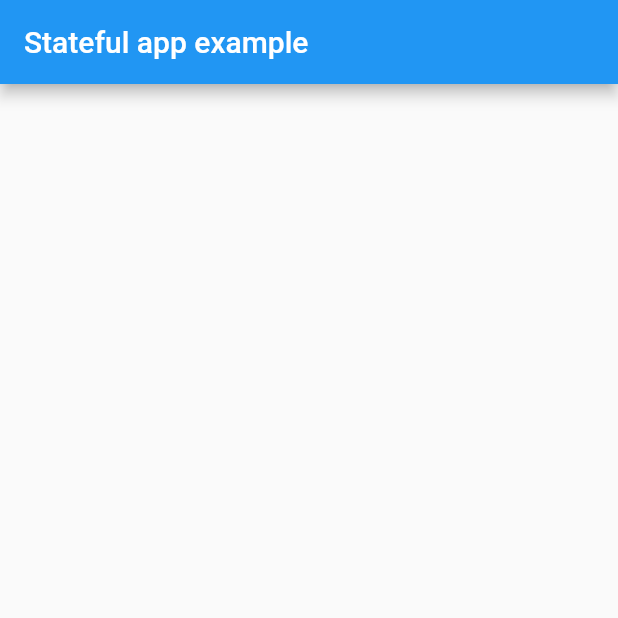
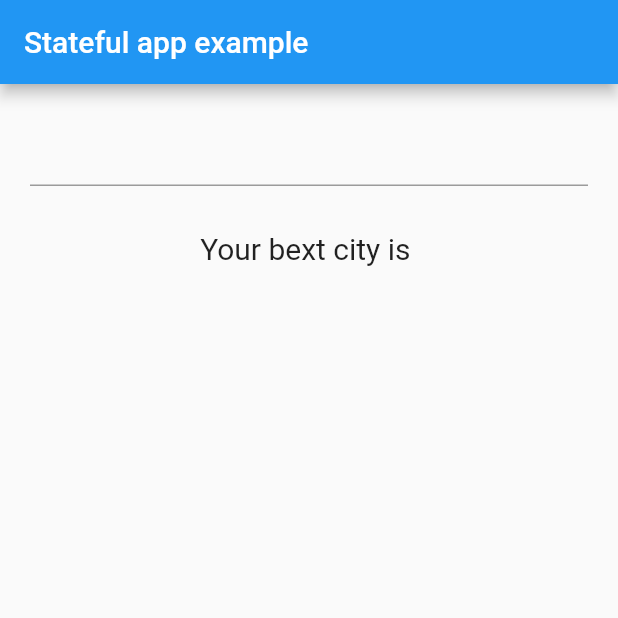
Before and after one commit to ahnayem-cse-sust/interest-calculator, a Flutter app: the screen it shows after launch, on a phone screen of 412 x 824 dp, the top half of it. Run offline on Flutter 3.47's test engine with Material 2 defaults, Android fonts, the phone set to English and light mode, and no system bars.

Commit message:
sateful widget

```diff
--- a/flutter_app/lib/main.dart
+++ b/flutter_app/lib/main.dart
@@ -1,13 +1,10 @@
 import 'package:flutter/material.dart';
 
 void main() {
-
-  runApp(
-    MaterialApp(
-      title: "Statefull App Example",
-      home: FavouriteCity(),
-    )
-  );
+  runApp(MaterialApp(
+    title: "Statefull App Example",
+    home: FavouriteCity(),
+  ));
 }
 
 class FavouriteCity extends StatefulWidget {
@@ -16,17 +13,40 @@ class FavouriteCity extends StatefulWidget {
     return _FavouriteCityState();
   }
 }
+
 class _FavouriteCityState extends State<FavouriteCity> {
-
   String nameCity = "";
 
   @override
   Widget build(BuildContext context) {
+
+    debugPrint("Favourite City Widget is created");
+
     return Scaffold(
       appBar: AppBar(
         title: Text("Stateful app example"),
       ),
+      body: Container(
+        margin: EdgeInsets.all(20.0),
+        child: Column(
+          children: <Widget>[
+            TextField(
+              onSubmitted: (String userInput) {
+                setState(() {
+                  debugPrint("set State is called, this tells framework to redraw the FavCity widget");
+                  nameCity = userInput;
+                });
+              },
+            ),
+            Padding(
+                padding: EdgeInsets.all(30.0),
+                child: Text(
+                  "Your bext city is $nameCity",
+                  style: TextStyle(fontSize: 20.0),
+                ))
+          ],
+        ),
+      ),
     );
   }
-
 }
```
